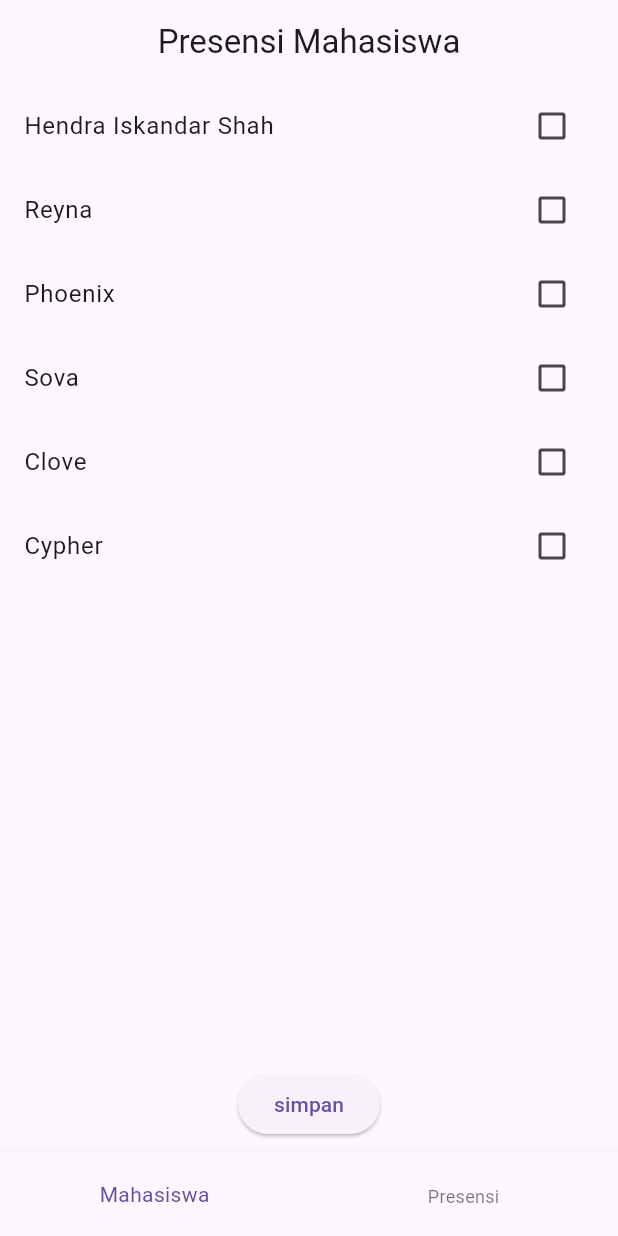
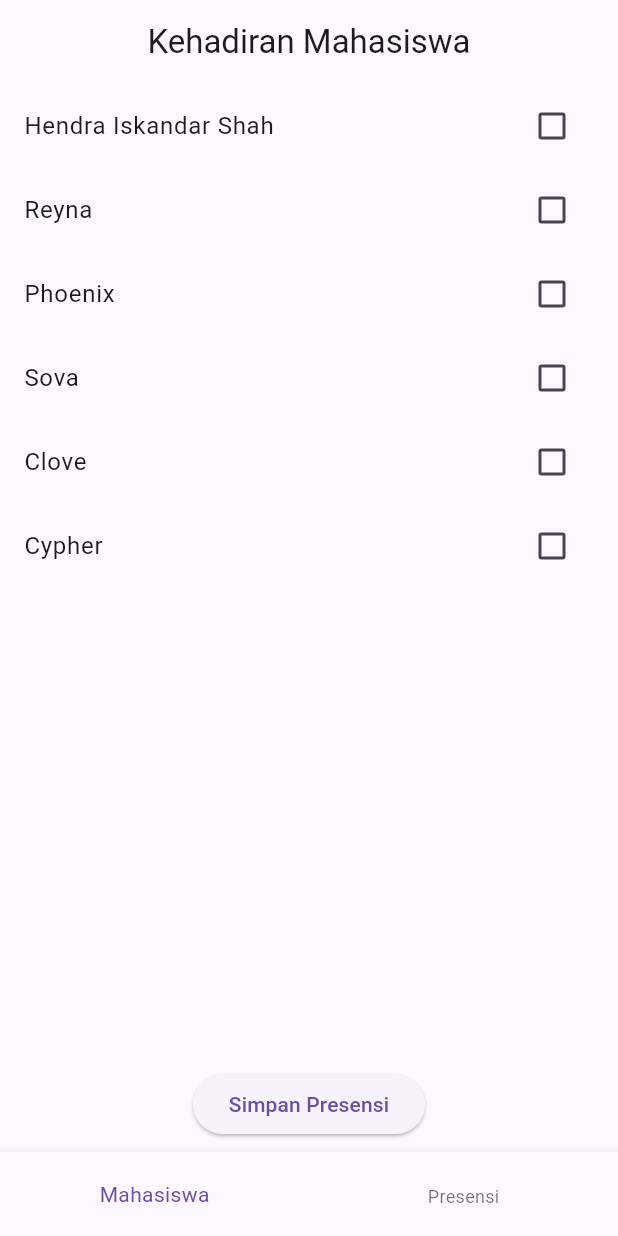
Before and after one commit to hnskdr/project-kehadiran-siswa, a Flutter app: the screen it shows after launch, on a phone screen of 412 x 824 dp. Run offline on Flutter 3.47's test engine with Material 3 defaults, Android fonts, the phone set to English and light mode, and no system bars.

Commit message:
kehadiran siswa

```diff
--- a/lib/daftarmahasiswa.dart
+++ b/lib/daftarmahasiswa.dart
@@ -7,10 +7,10 @@ class DaftarMahasiswa extends StatelessWidget {
 
   @override
   Widget build(BuildContext context) {
-    final provider = Provider.of<KehadiranProvider>(context); //Mengakses Provider
+    final provider = Provider.of<KehadiranProvider>(context);
 
     return Scaffold(
-      appBar: AppBar(title: const Text('Presensi Mahasiswa'),
+      appBar: AppBar(title: const Text('Kehadiran Mahasiswa'),
       centerTitle: true),
       body: Column(
         children: [
@@ -31,7 +31,7 @@ class DaftarMahasiswa extends StatelessWidget {
           Padding(padding: const EdgeInsets.all(8.0),
           child: ElevatedButton(
               onPressed: provider.saveKehadiran,
-              child: const Text('simpan'),
+              child: const Text('Simpan Presensi'),
           ),
           ),
         ],
--- a/lib/daftarpresensi.dart
+++ b/lib/daftarpresensi.dart
@@ -10,7 +10,7 @@ class DaftarPresensi extends StatelessWidget {
     final provider = Provider.of<KehadiranProvider>(context);
 
     return Scaffold(
-      appBar: AppBar(title: const Text('Daftar Presensi'),
+      appBar: AppBar(title: const Text('Daftar Kehadiran'),
       centerTitle: true,),
       body: provider.history.isEmpty
           ? const Center(child: Text('Belum Presensi'))
```
